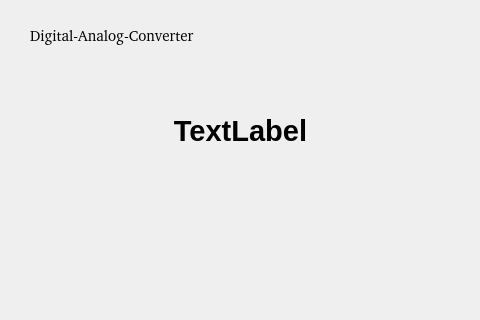
Qt form raspidac/GUI/spdifwindow.ui (Floo/RaspiDAC) before a commit.
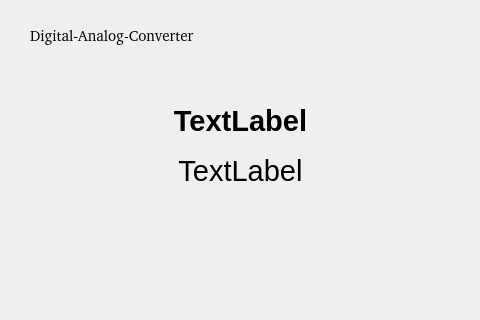
The same form after that commit. Icons and pictures are not drawn.

Diff of the .ui file:
```diff
--- a/raspidac/GUI/spdifwindow.ui
+++ b/raspidac/GUI/spdifwindow.ui
@@ -38,7 +38,7 @@
      <x>20</x>
      <y>100</y>
      <width>441</width>
-     <height>61</height>
+     <height>41</height>
     </rect>
    </property>
    <property name="font">
@@ -74,6 +74,29 @@
     <bool>true</bool>
    </property>
   </widget>
+  <widget class="QLabel" name="lblInputName">
+   <property name="geometry">
+    <rect>
+     <x>20</x>
+     <y>150</y>
+     <width>441</width>
+     <height>41</height>
+    </rect>
+   </property>
+   <property name="font">
+    <font>
+     <pointsize>22</pointsize>
+     <weight>50</weight>
+     <bold>false</bold>
+    </font>
+   </property>
+   <property name="text">
+    <string>TextLabel</string>
+   </property>
+   <property name="alignment">
+    <set>Qt::AlignCenter</set>
+   </property>
+  </widget>
  </widget>
  <resources>
   <include location="../raspidac.qrc"/>
```
